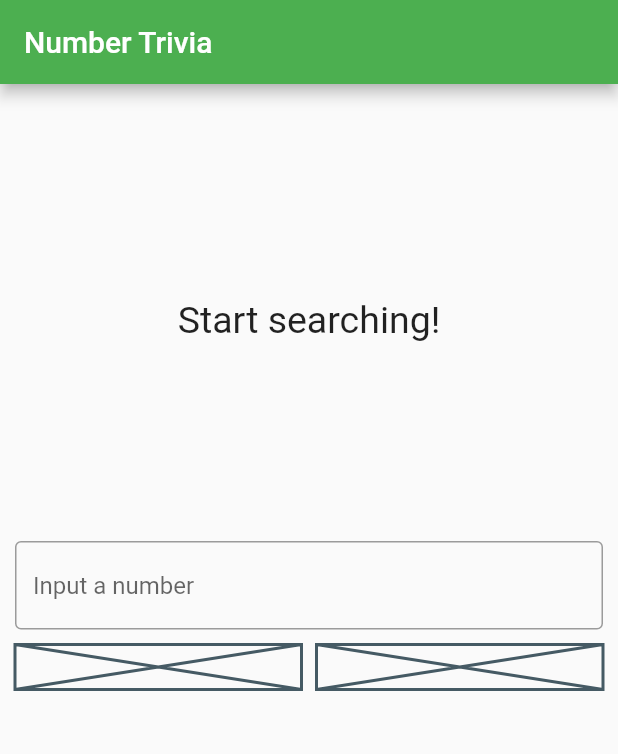
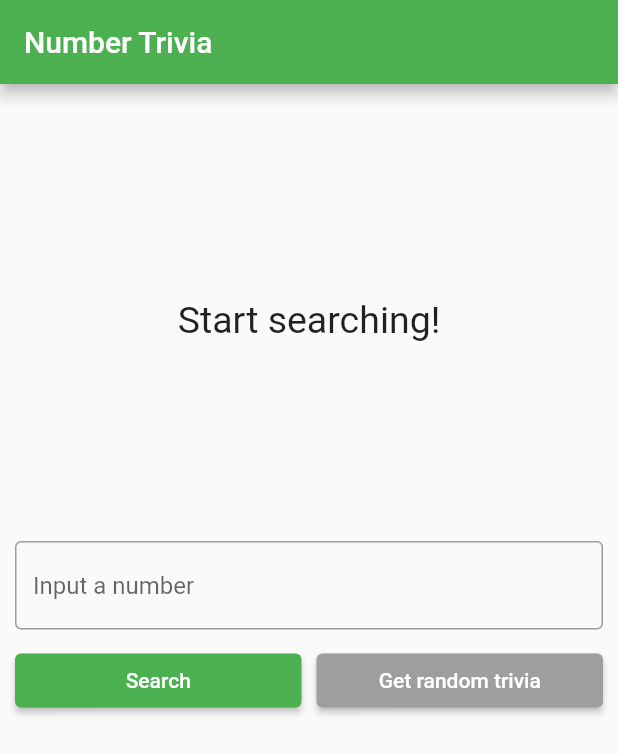
Before and after one commit to cromueloliver02/flutter_tdd_clean_architecture, a Flutter app: the screen it shows after launch, on a phone screen of 412 x 824 dp. Shown: the top 754 px of the screen. Run offline on Flutter 3.47's test engine with Material 2 defaults, Android fonts, the phone set to English and light mode, and no system bars; our stand-ins replace dartz, equatable, flutter_bloc, get_it, shared_preferences; missing offline and left inert: data_connection_checker_nulls.

Commit message:
fixed error

```diff
--- a/lib/features/number_trivia/presentation/widgets/trivia_controls.dart
+++ b/lib/features/number_trivia/presentation/widgets/trivia_controls.dart
@@ -1,4 +1,6 @@
 import 'package:flutter/material.dart';
+import 'package:flutter_bloc/flutter_bloc.dart';
+import 'package:flutter_tdd_clean_architecture/features/number_trivia/presentation/blocs/number_trivia/number_trivia_bloc.dart';
 
 class TriviaControls extends StatefulWidget {
   const TriviaControls({super.key});
@@ -8,7 +10,7 @@ class TriviaControls extends StatefulWidget {
 }
 
 class TriviaControlsState extends State<TriviaControls> {
-  String numberStr = '';
+  String _numberStr = '';
 
   @override
   Widget build(BuildContext context) {
@@ -23,18 +25,35 @@ class TriviaControlsState extends State<TriviaControls> {
           onChanged: (String? value) {
             if (value == null) return;
 
-            numberStr = value;
+            _numberStr = value;
           },
         ),
         const SizedBox(height: 10),
         Row(
-          children: const [
-            Expanded(child: Placeholder(fallbackHeight: 30)),
-            SizedBox(width: 10),
-            Expanded(child: Placeholder(fallbackHeight: 30)),
+          children: [
+            Expanded(
+              child: ElevatedButton(
+                onPressed: () => _getConcreteNumberTrivia(context),
+                child: const Text('Search'),
+              ),
+            ),
+            const SizedBox(width: 10),
+            Expanded(
+              child: ElevatedButton(
+                onPressed: () {},
+                style: ElevatedButton.styleFrom(backgroundColor: Colors.grey),
+                child: const Text('Get random trivia'),
+              ),
+            ),
           ],
         ),
       ],
     );
   }
+
+  void _getConcreteNumberTrivia(BuildContext ctx) {
+    ctx
+        .read<NumberTriviaBloc>()
+        .add(NumberTriviaGetConcreteRequested(numberString: _numberStr));
+  }
 }
```
Also changed, not shown: lib/features/number_trivia/presentation/blocs/number_trivia/number_trivia_bloc.dart (+18 -16 lines).
